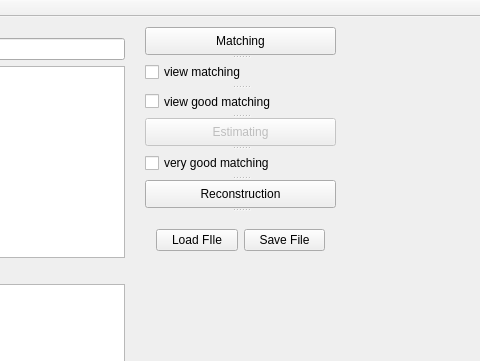
Before: the Qt Designer form src/mainwindow.ui in Ttoto/Reconstruction_2images, drawn with Qt 5; both pictures show x 375 to 855 and y 0 to 361 of the 1384 by 559 pixel window.
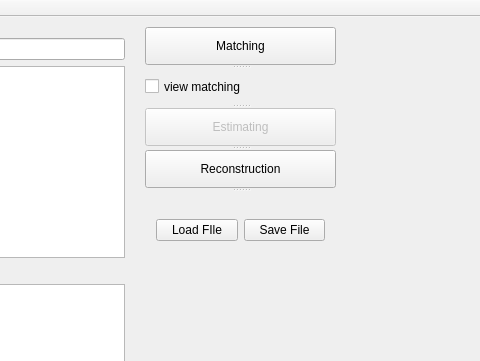
After: the same form once the commit is applied. Custom widgets are drawn as their Qt base class.

Commit message:
Change matching method to SIFT simplify the program
	modified:   src/common.cpp
	modified:   src/findcameramatrices.cpp
	modified:   src/findcameramatrices.h
	modified:   src/mainwindow.cpp
	modified:   src/mainwindow.h
	modified:   src/mainwindow.ui
	modified:   src/matching.cpp
	modified:   src/matching.h
	modified:   src/sfm-EZLS.pro.user

Diff of the .ui file:
```diff
--- a/src/mainwindow.ui
+++ b/src/mainwindow.ui
@@ -119,17 +119,9 @@
       <string>Matching</string>
      </property>
     </widget>
-    <widget class="QCheckBox" name="check_view_matching">
-     <property name="text">
-      <string>view matching</string>
-     </property>
-     <property name="checked">
-      <bool>false</bool>
-     </property>
-    </widget>
     <widget class="QCheckBox" name="check_view_good_matching">
      <property name="text">
-      <string>view good matching</string>
+      <string>view matching</string>
      </property>
      <property name="checked">
       <bool>false</bool>
@@ -143,11 +135,6 @@
       <string>Estimating</string>
      </property>
     </widget>
-    <widget class="QCheckBox" name="checkBox">
-     <property name="text">
-      <string>very good matching</string>
-     </property>
-    </widget>
     <widget class="QPushButton" name="pushButton_Reconstruction">
      <property name="enabled">
       <bool>true</bool>
@@ -156,7 +143,7 @@
       <string>Reconstruction</string>
      </property>
     </widget>
-    <widget class="QWidget" name="">
+    <widget class="QWidget" name="layoutWidget">
      <layout class="QHBoxLayout" name="horizontalLayout">
       <item>
        <widget class="QPushButton" name="pushButton_load">
```
The commit also changes 8 other files.
